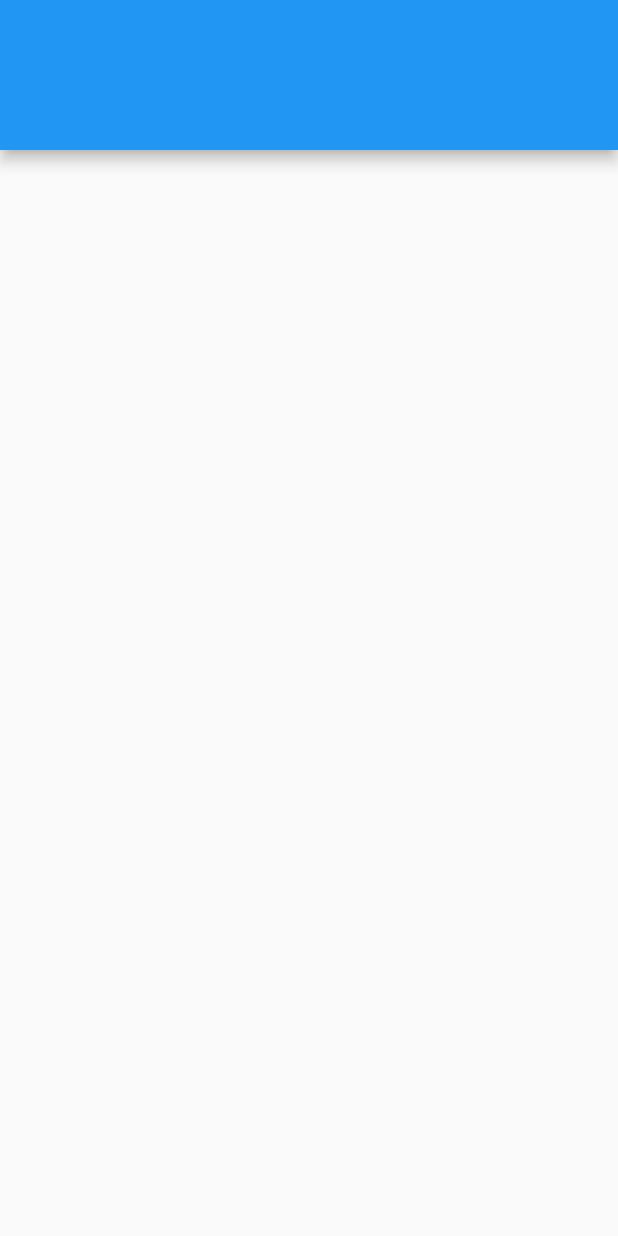
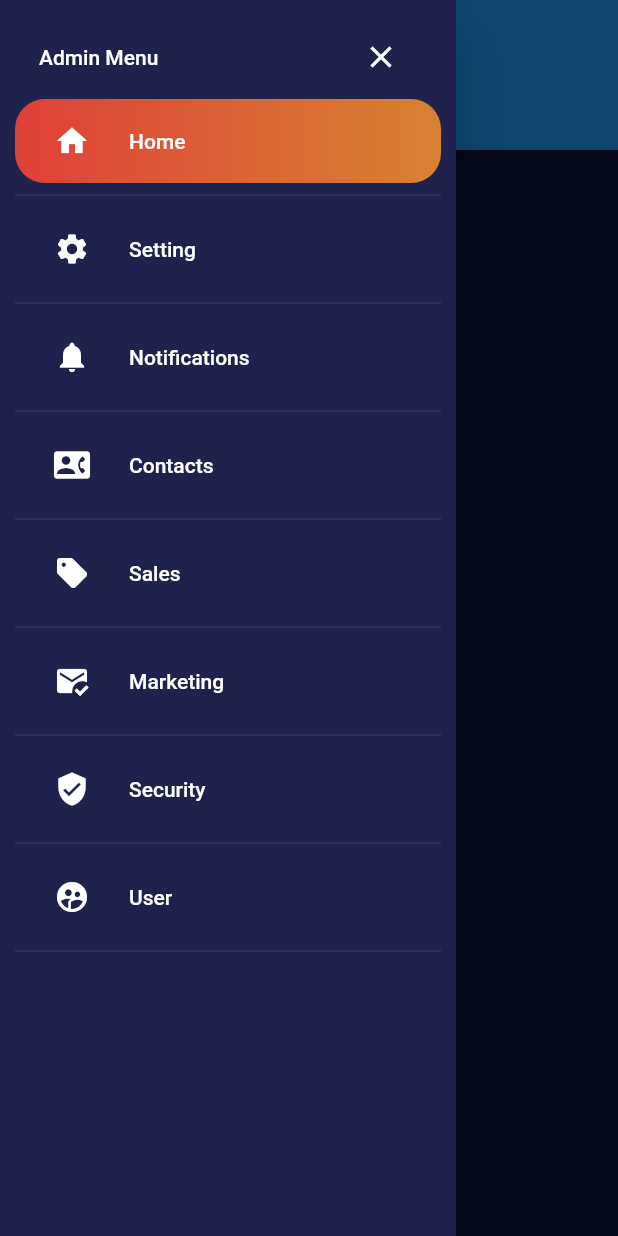
Before and after one commit to makhosravi/reposive_panel, a Flutter app: the screen it shows after launch, with the side drawer open (before the commit the screen has no drawer), on a phone screen of 412 x 824 dp. Run offline on Flutter 3.47's test engine with Material 2 defaults, Android fonts, the phone set to English and light mode, and no system bars.

Commit message:
implemented drawer ui

```diff
--- /dev/null
+++ b/flutter_responsive_panel/lib/drawer/drawer_page.dart
@@ -0,0 +1,107 @@
+import 'package:flutter/material.dart';
+import 'package:flutter_responsive_panel/constants.dart';
+import 'package:flutter_responsive_panel/responsive_layout.dart';
+
+class ButtonsInfo {
+  const ButtonsInfo({required this.title, required this.icon});
+
+  final String title;
+  final IconData icon;
+}
+
+int _currentIndex = 0;
+
+List<ButtonsInfo> _buttonNames = [
+  const ButtonsInfo(title: 'Home', icon: Icons.home),
+  const ButtonsInfo(title: 'Setting', icon: Icons.settings),
+  const ButtonsInfo(title: 'Notifications', icon: Icons.notifications),
+  const ButtonsInfo(title: 'Contacts', icon: Icons.contact_phone_rounded),
+  const ButtonsInfo(title: 'Sales', icon: Icons.sell),
+  const ButtonsInfo(title: 'Marketing', icon: Icons.mark_email_read),
+  const ButtonsInfo(title: 'Security', icon: Icons.verified_user),
+  const ButtonsInfo(title: 'User', icon: Icons.supervised_user_circle_rounded),
+];
+
+class DrawerPage extends StatefulWidget {
+  const DrawerPage({Key? key}) : super(key: key);
+
+  @override
+  State<DrawerPage> createState() => _DrawerPageState();
+}
+
+class _DrawerPageState extends State<DrawerPage> {
+  @override
+  Widget build(BuildContext context) {
+    return Drawer(
+      child: SingleChildScrollView(
+        child: Padding(
+          padding: const EdgeInsets.all(Constants.kPadding),
+          child: Column(
+            children: <Widget>[
+              ListTile(
+                title: const Text(
+                  'Admin Menu',
+                  style: TextStyle(color: Colors.white),
+                ),
+                trailing: ResponsiveLayout.isComputer(context)
+                    ? null
+                    : IconButton(
+                        onPressed: () {
+                          Navigator.pop(context);
+                        },
+                        icon: const Icon(
+                          Icons.close,
+                          color: Colors.white,
+                        ),
+                      ),
+              ),
+              // This will create a list od widgets
+              ...List.generate(
+                _buttonNames.length,
+                (index) => Column(
+                  children: <Widget>[
+                    Container(
+                      decoration: index == _currentIndex
+                          ? BoxDecoration(
+                              borderRadius: BorderRadius.circular(20.0),
+                              gradient: LinearGradient(
+                                colors: <Color>[
+                                  Constants.redDark.withOpacity(0.9),
+                                  Constants.orangeDark.withOpacity(0.9),
+                                ],
+                              ),
+                            )
+                          : null,
+                      child: ListTile(
+                        title: Text(
+                          _buttonNames[index].title,
+                          style: const TextStyle(color: Colors.white),
+                        ),
+                        leading: Padding(
+                          padding: const EdgeInsets.all(Constants.kPadding),
+                          child: Icon(
+                            _buttonNames[index].icon,
+                            color: Colors.white,
+                          ),
+                        ),
+                        onTap: () {
+                          setState(() {
+                            _currentIndex = index;
+                          });
+                        },
+                        shape: RoundedRectangleBorder(
+                          borderRadius: BorderRadius.circular(20.0),
+                        ),
+                      ),
+                    ),
+                    const Divider(color: Colors.white, thickness: 0.1,),
+                  ],
+                ),
+              ),
+            ],
+          ),
+        ),
+      ),
+    );
+  }
+}
--- a/flutter_responsive_panel/lib/main.dart
+++ b/flutter_responsive_panel/lib/main.dart
@@ -1,4 +1,5 @@
 import 'package:flutter/material.dart';
+import 'package:flutter_responsive_panel/constants.dart';
 import 'package:flutter_responsive_panel/widget_tree.dart';
 
 void main() {
@@ -12,6 +13,7 @@
   @override
   Widget build(BuildContext context) {
     return MaterialApp(
+      debugShowCheckedModeBanner: false,
       title: 'Flutter Demo',
       theme: ThemeData(
         // This is the theme of your application.
@@ -24,6 +26,8 @@
         // Notice that the counter didn't reset back to zero; the application
         // is not restarted.
         primarySwatch: Colors.blue,
+        scaffoldBackgroundColor: Constants.purpleDark,
+        canvasColor: Constants.purpleLight,
       ),
       home: const WidgetTree(),
     );
--- a/flutter_responsive_panel/lib/widget_tree.dart
+++ b/flutter_responsive_panel/lib/widget_tree.dart
@@ -1,4 +1,5 @@
 import 'package:flutter/material.dart';
+import 'package:flutter_responsive_panel/drawer/drawer_page.dart';
 import 'package:flutter_responsive_panel/responsive_layout.dart';
 
 class WidgetTree extends StatefulWidget {
@@ -25,6 +26,7 @@
         largeTablet: Container(),
         computer: Container(),
       ),
+      drawer: DrawerPage(),
     );
   }
 }
```
